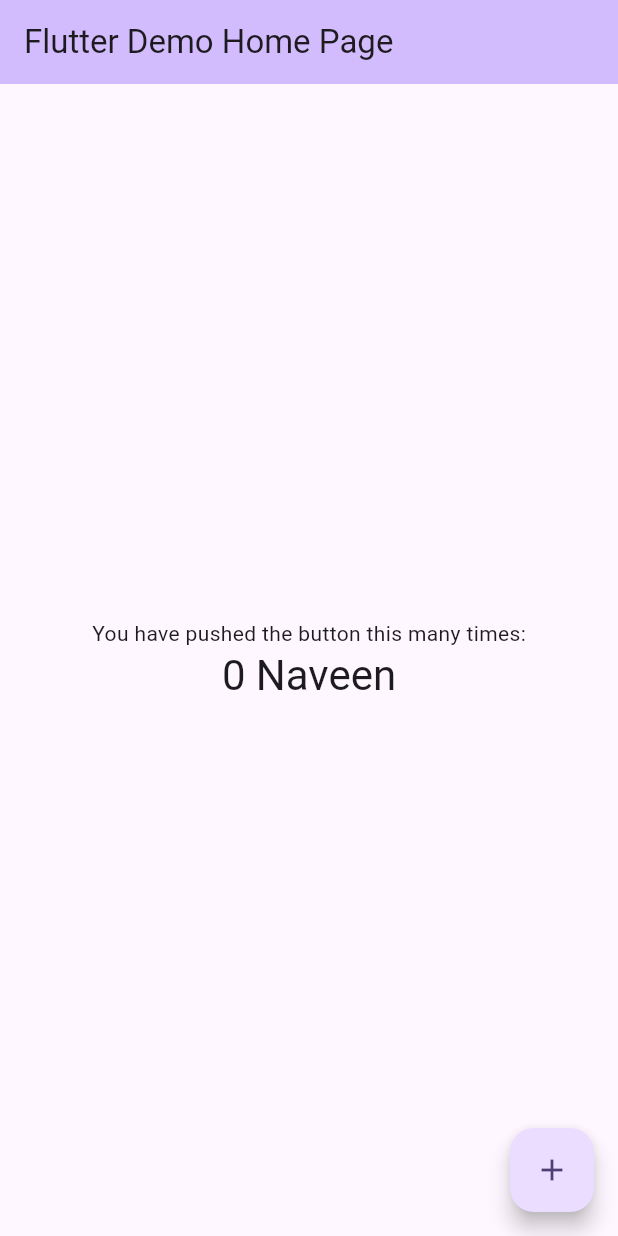
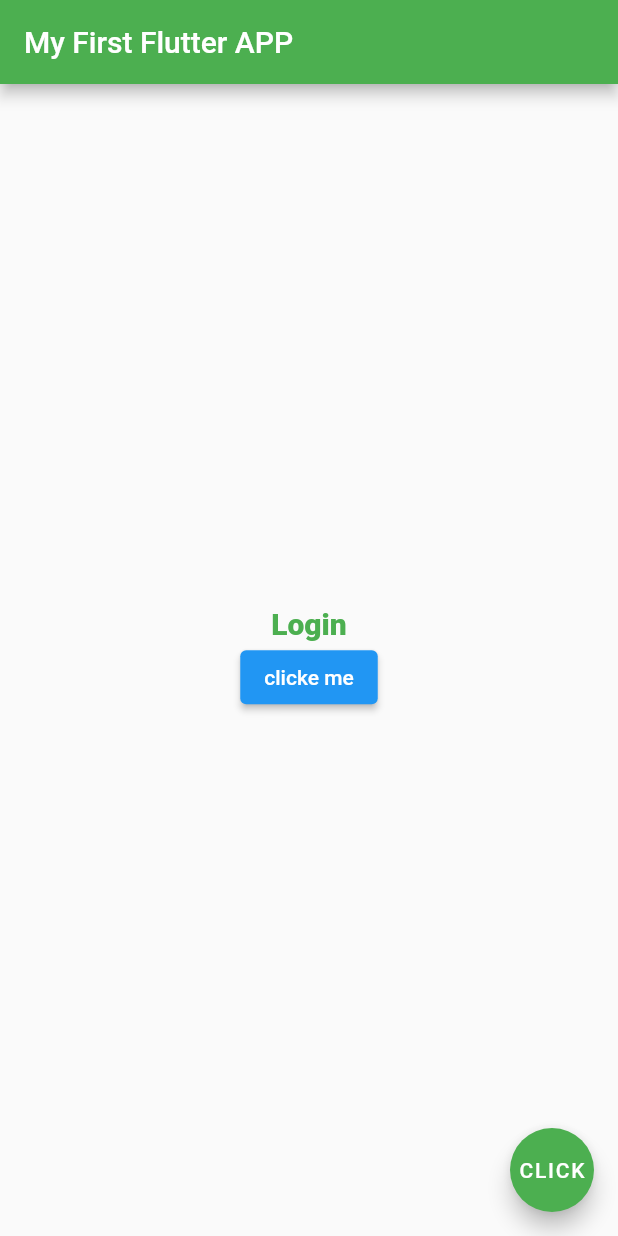
Before and after one commit to Navee-code/flutter_project_one, a Flutter app: the screen it shows after launch, on a phone screen of 412 x 824 dp. Run offline on Flutter 3.47's test engine with Material 2 defaults, Android fonts, the phone set to English and light mode, and no system bars.

Commit message:
Widget 2 added

```diff
--- a/lib/main.dart
+++ b/lib/main.dart
@@ -1,125 +1,73 @@
 import 'package:flutter/material.dart';
 
-void main() {
-  runApp(const MyApp());
+void main() => runApp( MaterialApp(
+  home: WidgetTest()));
+
+
+class WidgetTest extends StatelessWidget{
+  @override
+  Widget build(BuildContext context) {
+
+    return Scaffold(
+      appBar: AppBar(
+        title: const Text('My First Flutter APP' ),
+        backgroundColor: Colors.green,
+      ),
+      floatingActionButton:FloatingActionButton(
+        backgroundColor: Colors.green,
+        onPressed: () {  },
+        child: const Text('CLICK'),
+      ) ,
+
+      body:  Center(
+       child: Column(
+         mainAxisAlignment: MainAxisAlignment.center,
+         children:<Widget> [
+            const Text(
+             "Login",
+             style: TextStyle(
+                 fontSize: 20.0,
+                 color: Colors.green,
+                 fontWeight: FontWeight.w800
+
+             ),
+           ),
+           ElevatedButton(
+             onPressed: () {
+               Navigator.push(context, MaterialPageRoute(builder: (context) => WidgetTestTwo()));
+             },
+             child: const Text('clicke me'),
+           )
+         ],
+       ),
+
+
+      ),
+
+
+    );
+  }
+
 }
 
-class MyApp extends StatelessWidget {
-  const MyApp({super.key});
-
-  // This widget is the root of your application.
+class WidgetTestTwo extends StatelessWidget{
   @override
   Widget build(BuildContext context) {
-    return MaterialApp(
-      title: 'Flutter Demo',
-      theme: ThemeData(
-        // This is the theme of your application.
-        //
-        // TRY THIS: Try running your application with "flutter run". You'll see
-        // the application has a blue toolbar. Then, without quitting the app,
-        // try changing the seedColor in the colorScheme below to Colors.green
-        // and then invoke "hot reload" (save your changes or press the "hot
-        // reload" button in a Flutter-supported IDE, or press "r" if you used
-        // the command line to start the app).
-        //
-        // Notice that the counter didn't reset back to zero; the application
-        // state is not lost during the reload. To reset the state, use hot
-        // restart instead.
-        //
-        // This works for code too, not just values: Most code changes can be
-        // tested with just a hot reload.
-        colorScheme: ColorScheme.fromSeed(seedColor: Colors.deepPurple),
-        useMaterial3: true,
-      ),
-      home: const MyHomePage(title: 'Flutter Demo Home Page'),
+
+    return Scaffold(
+      floatingActionButton:FloatingActionButton(
+        backgroundColor: Colors.green,
+        onPressed: () {  },
+        child: const Text('CLICK'),
+      ) ,
+
+      body: Container(
+        color: Colors.green,
+        child: const Text("MaxUp"),
+      )
+
+
     );
   }
+
 }
-
-class MyHomePage extends StatefulWidget {
-  const MyHomePage({super.key, required this.title});
-
-  // This widget is the home page of your application. It is stateful, meaning
-  // that it has a State object (defined below) that contains fields that affect
-  // how it looks.
-
-  // This class is the configuration for the state. It holds the values (in this
-  // case the title) provided by the parent (in this case the App widget) and
-  // used by the build method of the State. Fields in a Widget subclass are
-  // always marked "final".
-
-  final String title;
-
-  @override
-  State<MyHomePage> createState() => _MyHomePageState();
-}
-
-class _MyHomePageState extends State<MyHomePage> {
-  int _counter = 0;
-
-  void _incrementCounter() {
-    setState(() {
-      // This call to setState tells the Flutter framework that something has
-      // changed in this State, which causes it to rerun the build method below
-      // so that the display can reflect the updated values. If we changed
-      // _counter without calling setState(), then the build method would not be
-      // called again, and so nothing would appear to happen.
-      _counter++;
-    });
-  }
-
-  @override
-  Widget build(BuildContext context) {
-    // This method is rerun every time setState is called, for instance as done
-    // by the _incrementCounter method above.
-    //
-    // The Flutter framework has been optimized to make rerunning build methods
-    // fast, so that you can just rebuild anything that needs updating rather
-    // than having to individually change instances of widgets.
-    return Scaffold(
-      appBar: AppBar(
-        // TRY THIS: Try changing the color here to a specific color (to
-        // Colors.amber, perhaps?) and trigger a hot reload to see the AppBar
-        // change color while the other colors stay the same.
-        backgroundColor: Theme.of(context).colorScheme.inversePrimary,
-        // Here we take the value from the MyHomePage object that was created by
-        // the App.build method, and use it to set our appbar title.
-        title: Text(widget.title),
-      ),
-      body: Center(
-        // Center is a layout widget. It takes a single child and positions it
-        // in the middle of the parent.
-        child: Column(
-          // Column is also a layout widget. It takes a list of children and
-          // arranges them vertically. By default, it sizes itself to fit its
-          // children horizontally, and tries to be as tall as its parent.
-          //
-          // Column has various properties to control how it sizes itself and
-          // how it positions its children. Here we use mainAxisAlignment to
-          // center the children vertically; the main axis here is the vertical
-          // axis because Columns are vertical (the cross axis would be
-          // horizontal).
-          //
-          // TRY THIS: Invoke "debug painting" (choose the "Toggle Debug Paint"
-          // action in the IDE, or press "p" in the console), to see the
-          // wireframe for each widget.
-          mainAxisAlignment: MainAxisAlignment.center,
-          children: <Widget>[
-            const Text(
-              'You have pushed the button this many times:',
-            ),
-            Text(
-              '$_counter Naveen',
-              style: Theme.of(context).textTheme.headlineMedium,
-            ),
-          ],
-        ),
-      ),
-      floatingActionButton: FloatingActionButton(
-        onPressed: _incrementCounter,
-        tooltip: 'Increment',
-        child: const Icon(Icons.add),
-      ), // This trailing comma makes auto-formatting nicer for build methods.
-    );
-  }
-}
```
